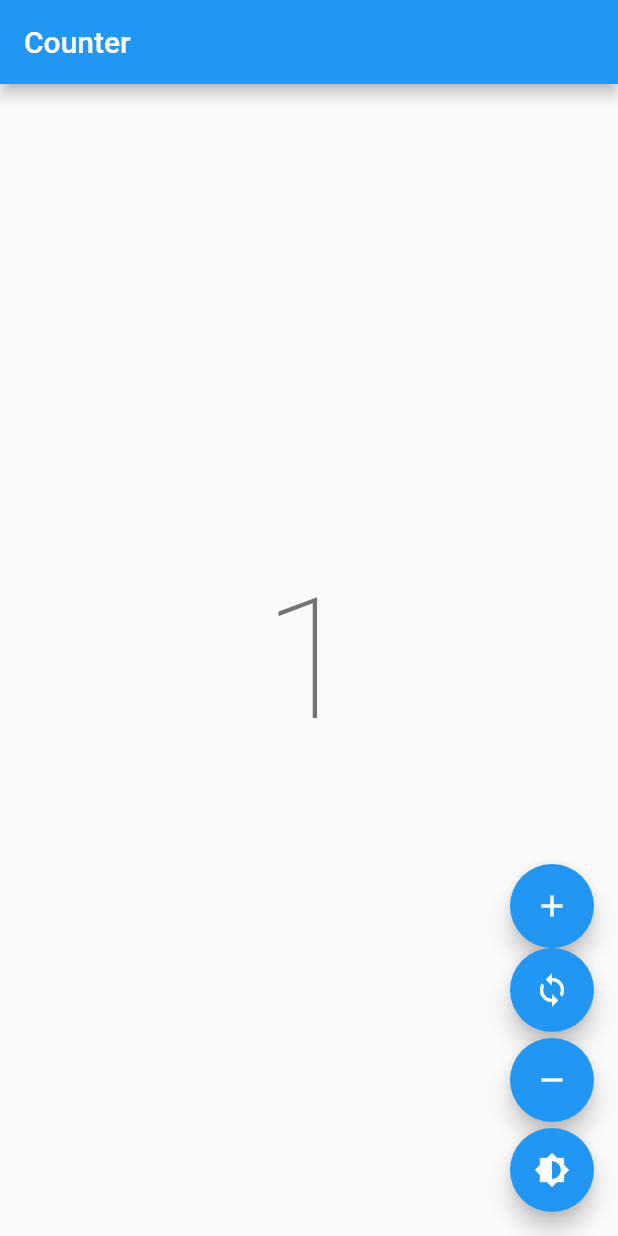
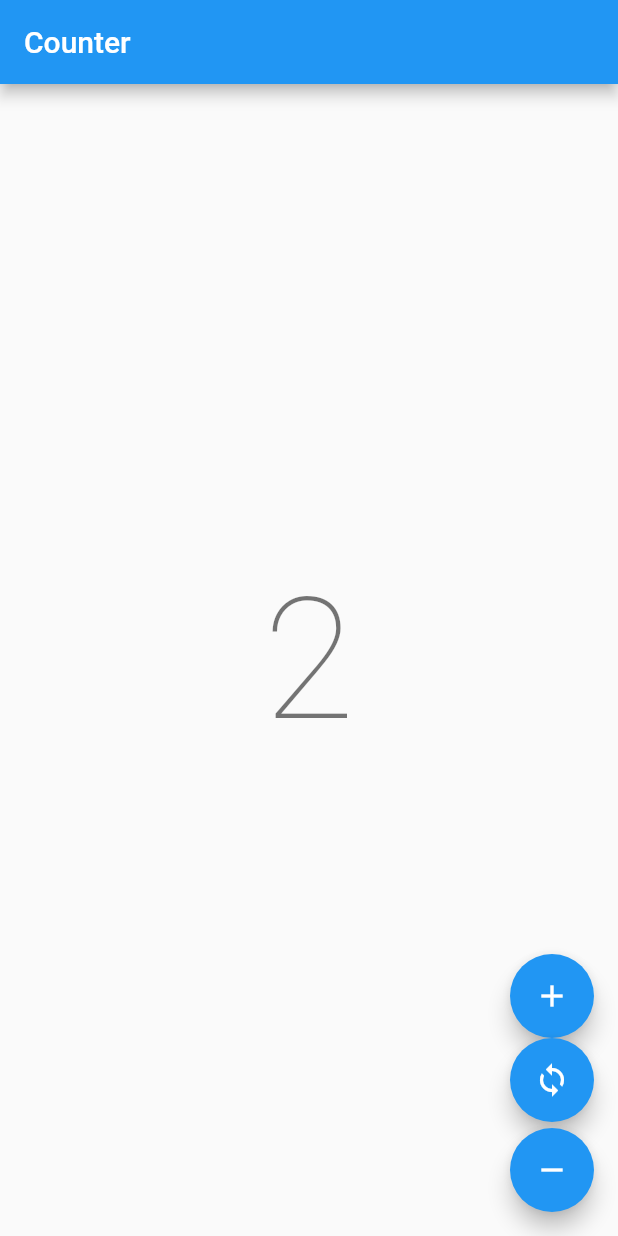
Before and after one commit to WilliamDD/flutter_bloc_counter, a Flutter app: the screen it shows after launch, after a tap on the "add" icon, on a phone screen of 412 x 824 dp. Run offline on Flutter 3.47's test engine with Material 2 defaults, Android fonts, the phone set to English and light mode, and no system bars; our stand-ins replace bloc, flutter_bloc.

Commit message:
aanpassingen gedaan aan de events en states

```diff
--- a/lib/bloc/bloc/counter_bloc.dart
+++ b/lib/bloc/bloc/counter_bloc.dart
@@ -4,10 +4,30 @@ import 'package:meta/meta.dart';
 part 'counter_event.dart';
 part 'counter_state.dart';
 
-class CounterBloc extends Bloc<CounterEvent, int> {
-  CounterBloc() : super(0) {
-    on<CounterIncrementPressed>((event, emit) => emit(state + 1));
-    on<CounterDecrementPressed>((event, emit) => emit(state - 1));
-    on<CounterInitialPressed>((event, emit) => emit(0));
+class CounterBloc extends Bloc<CounterEvent, CounterState> {
+  int _count = 0;
+
+  CounterBloc() : super(CounterInitial(0)) {
+    on<CounterIncrementPressed>(_incrementCounter);
+    on<CounterDecrementPressed>(_decrementCounter);
+    on<CounterInitialPressed>(_resetCounter);
+  }
+
+  void _resetCounter(
+      CounterInitialPressed event, Emitter<CounterState> emit) async {
+    _count = 0;
+    emit(CounterInitial(0));
+  }
+
+  void _incrementCounter(
+      CounterIncrementPressed event, Emitter<CounterState> emit) async {
+    _count = _count + event.value;
+    emit(CounterUpdated(_count));
+  }
+
+  void _decrementCounter(
+      CounterDecrementPressed event, Emitter<CounterState> emit) async {
+    _count = _count - event.value;
+    emit(CounterUpdated(_count));
   }
 }
--- a/lib/bloc/bloc/counter_event.dart
+++ b/lib/bloc/bloc/counter_event.dart
@@ -5,6 +5,12 @@ abstract class CounterEvent {}
 
 class CounterInitialPressed extends CounterEvent {}
 
-class CounterIncrementPressed extends CounterEvent {}
+class CounterIncrementPressed extends CounterEvent {
+  CounterIncrementPressed(this.value);
+  final int value;
+}
 
-class CounterDecrementPressed extends CounterEvent {}
+class CounterDecrementPressed extends CounterEvent {
+  CounterDecrementPressed(this.value);
+  final int value;
+}
--- a/lib/bloc/bloc/counter_state.dart
+++ b/lib/bloc/bloc/counter_state.dart
@@ -3,4 +3,12 @@ part of 'counter_bloc.dart';
 @immutable
 abstract class CounterState {}
 
-class CounterInitial extends CounterState {}
+class CounterInitial extends CounterState {
+  CounterInitial(this.value);
+  final int value;
+}
+
+class CounterUpdated extends CounterState {
+  CounterUpdated(this.value);
+  final int value;
+}
--- a/lib/main.dart
+++ b/lib/main.dart
@@ -5,7 +5,9 @@ import 'bloc/bloc/counter_bloc.dart';
 
 void main() {
   BlocOverrides.runZoned(
-    () => runApp(const App()),
+    () => runApp(const MaterialApp(
+      home: CounterPage(),
+    )),
     blocObserver: AppBlocObserver(),
   );
 }
@@ -21,36 +23,6 @@ class AppBlocObserver extends BlocObserver {
   void onTransition(Bloc bloc, Transition transition) {
     super.onTransition(bloc, transition);
     print(transition);
-  }
-}
-
-class App extends StatelessWidget {
-  /// {@macro app}
-  const App({Key? key}) : super(key: key);
-
-  @override
-  Widget build(BuildContext context) {
-    return BlocProvider(
-      create: (_) => ThemeCubit(),
-      child: const AppView(),
-    );
-  }
-}
-
-class AppView extends StatelessWidget {
-  /// {@macro app_view}
-  const AppView({Key? key}) : super(key: key);
-
-  @override
-  Widget build(BuildContext context) {
-    return BlocBuilder<ThemeCubit, ThemeData>(
-      builder: (_, theme) {
-        return MaterialApp(
-          theme: theme,
-          home: const CounterPage(),
-        );
-      },
-    );
   }
 }
 
@@ -76,9 +48,18 @@ class CounterView extends StatelessWidget {
     return Scaffold(
       appBar: AppBar(title: const Text('Counter')),
       body: Center(
-        child: BlocBuilder<CounterBloc, int>(
-          builder: (context, count) {
-            return Text('$count', style: Theme.of(context).textTheme.headline1);
+        child: BlocBuilder<CounterBloc, CounterState>(
+          builder: (context, state) {
+            if (state is CounterInitial) {
+              return Text(state.value.toString(),
+                  style: Theme.of(context).textTheme.headline1);
+            } else if (state is CounterUpdated) {
+              return Text(state.value.toString(),
+                  style: Theme.of(context).textTheme.headline1);
+            } else {
+              return Text("Er is iets fout gegaan",
+                  style: Theme.of(context).textTheme.headline1);
+            }
           },
         ),
       ),
@@ -89,7 +70,7 @@ class CounterView extends StatelessWidget {
           FloatingActionButton(
             child: const Icon(Icons.add),
             onPressed: () {
-              context.read<CounterBloc>().add(CounterIncrementPressed());
+              context.read<CounterBloc>().add(CounterIncrementPressed(2));
             },
           ),
           FloatingActionButton(
@@ -102,14 +83,7 @@ class CounterView extends StatelessWidget {
           FloatingActionButton(
             child: const Icon(Icons.remove),
             onPressed: () {
-              context.read<CounterBloc>().add(CounterDecrementPressed());
-            },
-          ),
-          const SizedBox(height: 4),
-          FloatingActionButton(
-            child: const Icon(Icons.brightness_6),
-            onPressed: () {
-              context.read<ThemeCubit>().toggleTheme();
+              context.read<CounterBloc>().add(CounterDecrementPressed(2));
             },
           ),
         ],
@@ -117,27 +91,3 @@ class CounterView extends StatelessWidget {
     );
   }
 }
-
-class ThemeCubit extends Cubit<ThemeData> {
-  /// {@macro brightness_cubit}
-  ThemeCubit() : super(_lightTheme);
-
-  static final _lightTheme = ThemeData(
-    floatingActionButtonTheme: const FloatingActionButtonThemeData(
-      foregroundColor: Colors.white,
-    ),
-    brightness: Brightness.light,
-  );
-
-  static final _darkTheme = ThemeData(
-    floatingActionButtonTheme: const FloatingActionButtonThemeData(
-      foregroundColor: Colors.black,
-    ),
-    brightness: Brightness.dark,
-  );
-
-  /// Toggles the current brightness between light and dark.
-  void toggleTheme() {
-    emit(state.brightness == Brightness.dark ? _lightTheme : _darkTheme);
-  }
-}
```
Also changed, not shown: 1 other file.
